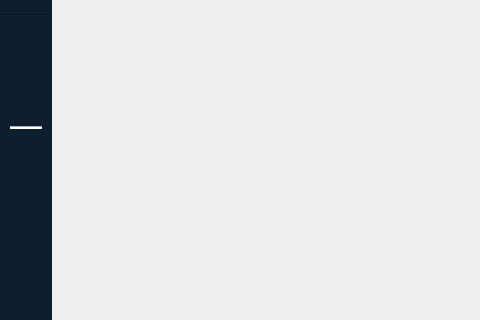
FranciscoNortesN/IHM-Proyecto, file NavTrainer/mainwindow.ui: the form before one commit; both pictures show x 0 to 480 and y 0 to 320 of the 972 by 650 pixel window.
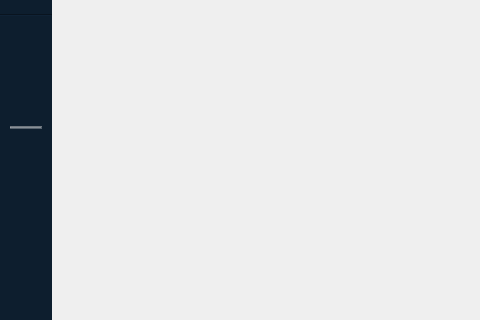
The form after the commit. Icons and pictures are not drawn.

Commit message: ajuste de los botones de problemas Se a añadido la barra separadora

The edit to the form file:
```diff
--- a/NavTrainer/mainwindow.ui
+++ b/NavTrainer/mainwindow.ui
@@ -163,7 +163,7 @@
         <widget class="QWidget" name="minimized_separator" native="true">
          <layout class="QVBoxLayout" name="minimized_separator_layout">
           <property name="spacing">
-           <number>0</number>
+           <number>5</number>
           </property>
           <property name="leftMargin">
            <number>10</number>
@@ -175,16 +175,16 @@
            <number>10</number>
           </property>
           <property name="bottomMargin">
-           <number>15</number>
+           <number>19</number>
           </property>
           <item>
            <widget class="Line" name="minimized_line">
+            <property name="styleSheet">
+             <string notr="true">background-color: rgba(255, 255, 255, 0.3); min-height: 1px; max-height: 1px;</string>
+            </property>
             <property name="orientation">
              <enum>Qt::Orientation::Horizontal</enum>
             </property>
-            <property name="styleSheet">
-             <string notr="true">background-color: white; min-height: 1px; max-height: 1px;</string>
-            </property>
            </widget>
           </item>
          </layout>
```
Left out of the diff: 35 changed lines with no effect on the pictures. The commit also changes 1 other file.
